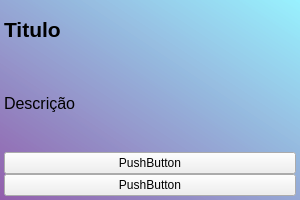
Nautilidae-project/Nautilus, file Telas/UI/cardGrupo.ui: the form before one commit.
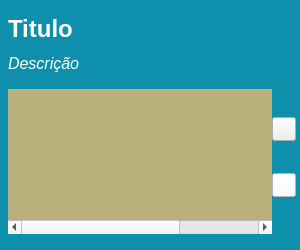
The form after the commit. Icons and pictures are not drawn.

Commit message:
Muitas mudanças nos cards
- Mudança completa de layout dos cards;
- Adição de botões de exclusão e edição do grupo;
- Lógica para a exclusão do grupo e todos os participantes;
- Entre outras coisas mais...

The edit to the form file:
```diff
--- a/Telas/UI/cardGrupo.ui
+++ b/Telas/UI/cardGrupo.ui
@@ -1,110 +1,358 @@
 <?xml version="1.0" encoding="UTF-8"?>
 <ui version="4.0">
- <class>frGrupoCard</class>
- <widget class="QFrame" name="frGrupoCard">
+ <class>wdgGrupoCard</class>
+ <widget class="QWidget" name="wdgGrupoCard">
   <property name="geometry">
    <rect>
     <x>0</x>
     <y>0</y>
     <width>300</width>
-    <height>200</height>
+    <height>250</height>
    </rect>
   </property>
   <property name="minimumSize">
    <size>
     <width>200</width>
-    <height>100</height>
+    <height>250</height>
    </size>
   </property>
   <property name="maximumSize">
    <size>
     <width>300</width>
-    <height>200</height>
+    <height>400</height>
    </size>
   </property>
   <property name="windowTitle">
    <string>Frame</string>
   </property>
   <property name="styleSheet">
-   <string notr="true">#frGrupoCard {
-	background-color: qlineargradient(spread:pad, x1:0, y1:1, x2:1, y2:0, stop:0 rgba(105, 33, 140, 120), stop:1 rgba(112, 237, 255, 120));	
-}</string>
+   <string notr="true">/*#wdgGrupoCard {
+	background-color: qlineargradient(spread:pad, x1:0, y1:1, x2:1, y2:0, stop:0 rgba(105, 33, 140, 60), stop:1 rgba(112, 237, 255, 60));	
+}*/</string>
   </property>
-  <property name="frameShape">
-   <enum>QFrame::NoFrame</enum>
-  </property>
-  <layout class="QGridLayout" name="gridLayout">
+  <layout class="QVBoxLayout" name="verticalLayout">
+   <property name="spacing">
+    <number>0</number>
+   </property>
    <property name="leftMargin">
-    <number>4</number>
+    <number>0</number>
    </property>
    <property name="topMargin">
-    <number>4</number>
+    <number>0</number>
    </property>
    <property name="rightMargin">
-    <number>4</number>
+    <number>0</number>
    </property>
    <property name="bottomMargin">
-    <number>4</number>
-   </property>
-   <property name="spacing">
     <number>0</number>
    </property>
-   <item row="2" column="0">
-    <widget class="QLabel" name="lbDescricao">
-     <property name="maximumSize">
-      <size>
-       <width>16777215</width>
-       <height>100</height>
-      </size>
+   <item>
+    <widget class="QFrame" name="frGrupoCard">
+     <property name="styleSheet">
+      <string notr="true">#frGrupoCard {
+	background-color: #0e90ad;
+}</string>
      </property>
-     <property name="font">
-      <font>
-       <pointsize>12</pointsize>
-      </font>
+     <property name="frameShape">
+      <enum>QFrame::NoFrame</enum>
      </property>
-     <property name="text">
-      <string>Descrição</string>
+     <property name="frameShadow">
+      <enum>QFrame::Raised</enum>
      </property>
-    </widget>
-   </item>
-   <item row="1" column="0">
-    <widget class="QLabel" name="lbTituloCard">
-     <property name="minimumSize">
-      <size>
-       <width>0</width>
-       <height>50</height>
-      </size>
-     </property>
-     <property name="maximumSize">
-      <size>
-       <width>16777215</width>
-       <height>50</height>
-      </size>
-     </property>
-     <property name="font">
-      <font>
-       <pointsize>16</pointsize>
-       <weight>75</weight>
-       <bold>true</bold>
-      </font>
-     </property>
-     <property name="text">
-      <string>Titulo</string>
-     </property>
-    </widget>
-   </item>
-   <item row="4" column="0">
-    <widget class="QPushButton" name="pushButton_2">
-     <property name="text">
-      <string>PushButton</string>
-     </property>
-    </widget>
-   </item>
-   <item row="3" column="0">
-    <widget class="QPushButton" name="pushButton">
-     <property name="text">
-      <string>PushButton</string>
-     </property>
+     <layout class="QVBoxLayout" name="verticalLayout_2">
+      <property name="spacing">
+       <number>0</number>
+      </property>
+      <property name="leftMargin">
+       <number>8</number>
+      </property>
+      <property name="topMargin">
+       <number>4</number>
+      </property>
+      <property name="rightMargin">
+       <number>4</number>
+      </property>
+      <property name="bottomMargin">
+       <number>8</number>
+      </property>
+      <item>
+       <widget class="QLabel" name="lbTituloCard">
+        <property name="minimumSize">
+         <size>
+          <width>0</width>
+          <height>50</height>
+         </size>
+        </property>
+        <property name="maximumSize">
+         <size>
+          <width>16777215</width>
+          <height>50</height>
+         </size>
+        </property>
+        <property name="font">
+         <font>
+          <family>Ubuntu</family>
+          <pointsize>18</pointsize>
+          <weight>75</weight>
+          <bold>true</bold>
+         </font>
+        </property>
+        <property name="styleSheet">
+         <string notr="true">#lbTituloCard{
+	color: #fff;
+	background-color: transparent;
+	border: 0px;
+	font-size: 18pt;
+	font-family: Ubuntu;
+	font-weight: bold;
+}</string>
+        </property>
+        <property name="text">
+         <string>Titulo</string>
+        </property>
+       </widget>
+      </item>
+      <item>
+       <widget class="QLabel" name="lbDescricao">
+        <property name="minimumSize">
+         <size>
+          <width>0</width>
+          <height>18</height>
+         </size>
+        </property>
+        <property name="maximumSize">
+         <size>
+          <width>16777215</width>
+          <height>60</height>
+         </size>
+        </property>
+        <property name="font">
+         <font>
+          <family>Ubuntu</family>
+          <pointsize>12</pointsize>
+          <italic>true</italic>
+         </font>
+        </property>
+        <property name="styleSheet">
+         <string notr="true">#lbDescricao{
+	color: #fff;
+	background-color: transparent;
+	border: 0px;
+	font-family: Ubuntu;
+	font-size: 12pt;
+	font-style: italic;
+}</string>
+        </property>
+        <property name="text">
+         <string>Descrição</string>
+        </property>
+        <property name="wordWrap">
+         <bool>true</bool>
+        </property>
+       </widget>
+      </item>
+      <item alignment="Qt::AlignBottom">
+       <widget class="QFrame" name="frBottom">
+        <property name="styleSheet">
+         <string notr="true">#frBottom {
+	background-color: transparent;
+}</string>
+        </property>
+        <property name="frameShape">
+         <enum>QFrame::NoFrame</enum>
+        </property>
+        <property name="frameShadow">
+         <enum>QFrame::Raised</enum>
+        </property>
+        <layout class="QHBoxLayout" name="horizontalLayout">
+         <property name="spacing">
+          <number>0</number>
+         </property>
+         <property name="leftMargin">
+          <number>0</number>
+         </property>
+         <property name="topMargin">
+          <number>0</number>
+         </property>
+         <property name="rightMargin">
+          <number>0</number>
+         </property>
+         <property name="bottomMargin">
+          <number>0</number>
+         </property>
+         <item>
+          <widget class="QTableWidget" name="tblGrupoItem">
+           <property name="styleSheet">
+            <string notr="true">#tblGrupoItem {
+	background-color: rgba(233, 185, 110, 200);
+    /*border: none;*/
+	color: #444;
+	margin-bottom: 8px;
+	/*margin-right: 16px;*/
+	margin-top: 16px;
+}
+
+#tblGrupoItem::item {
+	margin-left: 16px;
+	/*padding-bottom: 4px;
+	font-family: Ubuntu;
+	font-size: 16pt;*/
+	color: #fff;
+}</string>
+           </property>
+           <property name="frameShape">
+            <enum>QFrame::NoFrame</enum>
+           </property>
+           <property name="editTriggers">
+            <set>QAbstractItemView::NoEditTriggers</set>
+           </property>
+           <property name="alternatingRowColors">
+            <bool>false</bool>
+           </property>
+           <property name="selectionMode">
+            <enum>QAbstractItemView::NoSelection</enum>
+           </property>
+           <property name="selectionBehavior">
+            <enum>QAbstractItemView::SelectRows</enum>
+           </property>
+           <property name="showGrid">
+            <bool>false</bool>
+           </property>
+           <attribute name="horizontalHeaderVisible">
+            <bool>false</bool>
+           </attribute>
+           <attribute name="verticalHeaderVisible">
+            <bool>false</bool>
+           </attribute>
+           <column>
+            <property name="text">
+             <string>Id</string>
+            </property>
+           </column>
+           <column>
+            <property name="text">
+             <string>Nome</string>
+            </property>
+           </column>
+           <column>
+            <property name="text">
+             <string>Sobrenome</string>
+            </property>
+           </column>
+          </widget>
+         </item>
+         <item alignment="Qt::AlignVCenter">
+          <widget class="QFrame" name="frBotoes">
+           <property name="minimumSize">
+            <size>
+             <width>24</width>
+             <height>0</height>
+            </size>
+           </property>
+           <property name="maximumSize">
+            <size>
+             <width>24</width>
+             <height>16777215</height>
+            </size>
+           </property>
+           <property name="styleSheet">
+            <string notr="true">#frBotoes{
+	background-color: transparent;
+}</string>
+           </property>
+           <property name="frameShape">
+            <enum>QFrame::NoFrame</enum>
+           </property>
+           <property name="frameShadow">
+            <enum>QFrame::Raised</enum>
+           </property>
+           <layout class="QVBoxLayout" name="verticalLayout_3">
+            <property name="spacing">
+             <number>32</number>
+            </property>
+            <property name="leftMargin">
+             <number>0</number>
+            </property>
+            <property name="topMargin">
+             <number>0</number>
+            </property>
+            <property name="rightMargin">
+             <number>0</number>
+            </property>
+            <property name="bottomMargin">
+             <number>0</number>
+            </property>
+            <item>
+             <widget class="QPushButton" name="pbEditar">
+              <property name="minimumSize">
+               <size>
+                <width>24</width>
+                <height>24</height>
+               </size>
+              </property>
+              <property name="maximumSize">
+               <size>
+                <width>24</width>
+                <height>24</height>
+               </size>
+              </property>
+              <property name="styleSheet">
+               <string notr="true">#pbEditar {
+	background-image: url(:/Editar/cardEditar.png);
+	background-position: center;
+	background-repeat: no-repeat;
+}</string>
+              </property>
+              <property name="text">
+               <string/>
+              </property>
+             </widget>
+            </item>
+            <item>
+             <widget class="QPushButton" name="pbExcluir">
+              <property name="minimumSize">
+               <size>
+                <width>24</width>
+                <height>24</height>
+               </size>
+              </property>
+              <property name="maximumSize">
+               <size>
+                <width>24</width>
+                <height>24</height>
+               </size>
+              </property>
+              <property name="styleSheet">
+               <string notr="true">#pbExcluir {
+	background-image: url(:/Excluir/cardExcluirRed.png);
+	background-position: center;
+	background-repeat: no-repeat;
+	background-color: #fff;
+}
+
+#pbExcluir::hover {
+	background-image: url(:/ExcluirW/cardExcluirWhite.png);
+	background-position: center;
+	background-repeat: no-repeat;
+	background-color: #ff8d74;
+}</string>
+              </property>
+              <property name="text">
+               <string/>
+              </property>
+             </widget>
+            </item>
+           </layout>
+           <zorder>pbEditar</zorder>
+           <zorder>pbExcluir</zorder>
+          </widget>
+         </item>
+        </layout>
+        <zorder>frBotoes</zorder>
+        <zorder>tblGrupoItem</zorder>
+       </widget>
+      </item>
+     </layout>
     </widget>
    </item>
   </layout>
```
Left out of the diff: 6 changed lines with no effect on the pictures. The commit also changes 15 other files.
